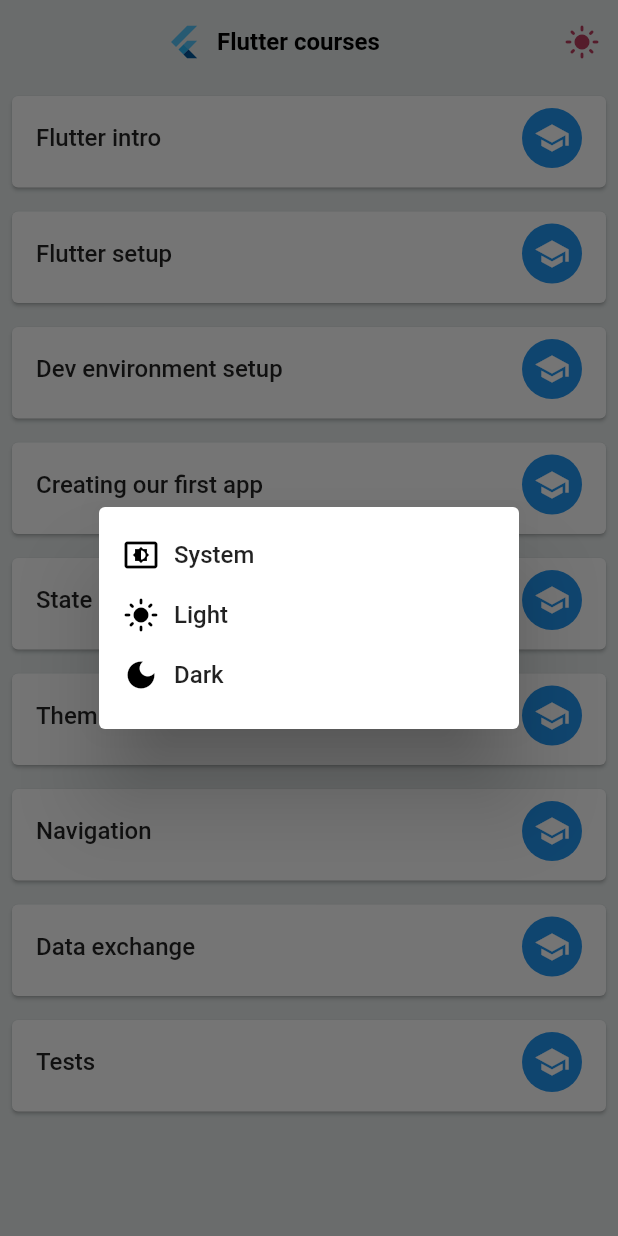
After one commit to orevial/flutter-tips-and-tricks, a Flutter app: the screen it shows after launch, after a tap on the "light mode" icon, on a phone screen of 412 x 824 dp. The commit adds this screen. Run offline on Flutter 3.47's test engine with Material 2 defaults, Android fonts, the phone set to English and light mode, and no system bars; our stand-ins replace flutter_riverpod, shared_preferences.

Commit message:
feat(*): add custom theme

```diff
--- a/lib/course_details.page.dart
+++ b/lib/course_details.page.dart
@@ -74,7 +74,7 @@ class _CourseDetailsPageState extends ConsumerState<CourseDetailsPage> {
         buildPageIndicator(
           currentPage: currentPage,
           totalPages: widget.course.pages.length,
-          primaryColor: Theme.of(context).primaryColor,
+          primaryColor: Theme.of(context).colorScheme.primary,
         ),
         const SizedBox(height: 25),
         Expanded(
--- a/lib/courses.page.dart
+++ b/lib/courses.page.dart
@@ -3,6 +3,7 @@ import 'package:flutter_riverpod/flutter_riverpod.dart';
 import 'package:flutters_tips_and_tricks/course_details.page.dart';
 import 'package:flutters_tips_and_tricks/courses.model.dart';
 import 'package:flutters_tips_and_tricks/main.dart';
+import 'package:flutters_tips_and_tricks/settings_modal.dart';
 import 'package:flutters_tips_and_tricks/utils/courses_utils.dart';
 
 class CoursesPage extends ConsumerWidget {
@@ -26,6 +27,21 @@ class CoursesPage extends ConsumerWidget {
             Text('Flutter courses'),
           ],
         ),
+        actions: [
+          IconButton(
+            icon: const Icon(Icons.light_mode),
+            onPressed: () async {
+              final newTheme = await showDialog(
+                context: context,
+                builder: (context) => const SettingsModal(),
+              ) as ThemeMode?;
+              if (newTheme != null) {
+                ref.read(themeProvider.state).state = newTheme;
+                ref.read(prefsProvider).setString('theme_mode', newTheme.name);
+              }
+            },
+          ),
+        ],
       ),
       body: ListView(
         children: [
--- a/lib/main.dart
+++ b/lib/main.dart
@@ -5,9 +5,16 @@ import 'package:flutter_riverpod/flutter_riverpod.dart';
 import 'package:flutters_tips_and_tricks/course_progress.dart';
 import 'package:flutters_tips_and_tricks/courses.model.dart';
 import 'package:flutters_tips_and_tricks/courses.page.dart';
+import 'package:flutters_tips_and_tricks/settings_modal.dart';
+import 'package:flutters_tips_and_tricks/theme.dart';
 import 'package:shared_preferences/shared_preferences.dart';
 
 late final Provider<SharedPreferences> prefsProvider;
+
+late final themeProvider = StateProvider<ThemeMode>((ref) {
+  final prefs = ref.watch(prefsProvider);
+  return themeModeFromString(prefs.getString('theme_mode'));
+});
 
 late final coursesProgressProvider =
     StateNotifierProvider<CourseProgress, List<UserProgress>>(
@@ -34,16 +41,16 @@ void main() async {
   );
 }
 
-class MyApp extends StatelessWidget {
+class MyApp extends ConsumerWidget {
   const MyApp({Key? key}) : super(key: key);
 
   @override
-  Widget build(BuildContext context) {
+  Widget build(BuildContext context, WidgetRef ref) {
     return MaterialApp(
       title: 'Flutter training',
-      theme: ThemeData(
-        primarySwatch: Colors.blue,
-      ),
+      themeMode: ref.watch(themeProvider.state).state,
+      theme: lightThemeData,
+      darkTheme: darkThemeData,
       home: const CoursesPage(),
     );
   }
--- /dev/null
+++ b/lib/settings_modal.dart
@@ -0,0 +1,65 @@
+import 'package:flutter/material.dart';
+
+extension _ThemeModeUtils on ThemeMode {
+  String get text {
+    switch (this) {
+      case ThemeMode.light:
+        return 'Light';
+      case ThemeMode.dark:
+        return 'Dark';
+      case ThemeMode.system:
+        return 'System';
+    }
+  }
+
+  IconData get icon {
+    switch (this) {
+      case ThemeMode.light:
+        return Icons.light_mode;
+      case ThemeMode.dark:
+        return Icons.dark_mode;
+      case ThemeMode.system:
+        return Icons.settings_brightness;
+    }
+  }
+}
+
+ThemeMode themeModeFromString(String? value) {
+  return ThemeMode.values.firstWhere(
+        (mode) => mode.name == value,
+    orElse: () => ThemeMode.system,
+  );
+}
+
+class SettingsModal extends StatelessWidget {
+  const SettingsModal({Key? key}) : super(key: key);
+
+  @override
+  Widget build(BuildContext context) {
+    return SimpleDialog(
+      children: [
+        for (final mode in ThemeMode.values) _item(context, mode),
+      ],
+    );
+  }
+
+  Widget _item(BuildContext context, ThemeMode mode) {
+    return GestureDetector(
+      onTap: () => Navigator.pop(context, mode),
+      child: Padding(
+        padding: const EdgeInsets.symmetric(horizontal: 16.0, vertical: 8.0),
+        child: Row(
+          children: [
+            Icon(
+              mode.icon,
+            ),
+            const SizedBox(
+              width: 10,
+            ),
+            Text(mode.text),
+          ],
+        ),
+      ),
+    );
+  }
+}
--- /dev/null
+++ b/lib/theme.dart
@@ -0,0 +1,101 @@
+// Copyright 2019 The Flutter team. All rights reserved.
+// Use of this source code is governed by a BSD-style license that can be
+// found in the LICENSE file.
+
+// Original theme can be found here:
+// https://github.com/flutter/gallery/blob/master/lib/themes/gallery_theme_data.dart
+
+import 'package:flutter/material.dart';
+
+const _lightFillColor = Colors.black;
+const _darkFillColor = Colors.white;
+
+final Color _lightFocusColor = Colors.black.withOpacity(0.12);
+final Color _darkFocusColor = Colors.white.withOpacity(0.12);
+
+ThemeData lightThemeData = _themeData(
+  _lightColorScheme,
+  _lightFocusColor,
+);
+ThemeData darkThemeData = _themeData(
+  _darkColorScheme,
+  _darkFocusColor,
+);
+
+ThemeData _themeData(ColorScheme colorScheme, Color focusColor) {
+  return ThemeData(
+    colorScheme: colorScheme,
+    textTheme: _textTheme,
+    // Matches manifest.json colors and background color.
+    primaryColor: const Color(0xFF030303),
+    appBarTheme: AppBarTheme(
+      backgroundColor: colorScheme.background,
+      elevation: 0,
+      iconTheme: IconThemeData(color: colorScheme.primary),
+    ),
+    iconTheme: IconThemeData(color: colorScheme.onPrimary),
+    canvasColor: colorScheme.background,
+    scaffoldBackgroundColor: colorScheme.background,
+    highlightColor: Colors.transparent,
+    focusColor: focusColor,
+    snackBarTheme: SnackBarThemeData(
+      behavior: SnackBarBehavior.floating,
+      backgroundColor: Color.alphaBlend(
+        _lightFillColor.withOpacity(0.80),
+        _darkFillColor,
+      ),
+      contentTextStyle: _textTheme.subtitle1!.apply(color: _darkFillColor),
+    ),
+  );
+}
+
+const ColorScheme _lightColorScheme = ColorScheme(
+  primary: Color(0xFFB93C5D),
+  primaryVariant: Color(0xFF117378),
+  secondary: Color(0xFFEFF3F3),
+  secondaryVariant: Color(0xFFFAFBFB),
+  background: Color(0xFFE6EBEB),
+  surface: Color(0xFFFAFBFB),
+  onBackground: Colors.white,
+  error: _lightFillColor,
+  onError: _lightFillColor,
+  onPrimary: _lightFillColor,
+  onSecondary: Color(0xFF322942),
+  onSurface: Color(0xFF241E30),
+  brightness: Brightness.light,
+);
+
+const ColorScheme _darkColorScheme = ColorScheme(
+  primary: Color(0xFFFF8383),
+  primaryVariant: Color(0xFF1CDEC9),
+  secondary: Color(0xFF4D1F7C),
+  secondaryVariant: Color(0xFF451B6F),
+  background: Color(0xFF241E30),
+  surface: Color(0xFF1F1929),
+  onBackground: Color(0x0DFFFFFF),
+  // White with 0.05 opacity
+  error: _darkFillColor,
+  onError: _darkFillColor,
+  onPrimary: _darkFillColor,
+  onSecondary: _darkFillColor,
+  onSurface: _darkFillColor,
+  brightness: Brightness.dark,
+);
+
+const _regular = FontWeight.w400;
+const _medium = FontWeight.w500;
+const _semiBold = FontWeight.w600;
+const _bold = FontWeight.w700;
+
+const TextTheme _textTheme = TextTheme(
+  headline4: TextStyle(fontWeight: _bold, fontSize: 20.0),
+  caption: TextStyle(fontWeight: _semiBold, fontSize: 16.0),
+  headline5: TextStyle(fontWeight: _medium, fontSize: 16.0),
+  subtitle1: TextStyle(fontWeight: _medium, fontSize: 16.0),
+  overline: TextStyle(fontWeight: _medium, fontSize: 12.0),
+  bodyText1: TextStyle(fontWeight: _regular, fontSize: 14.0),
+  subtitle2: TextStyle(fontWeight: _medium, fontSize: 14.0),
+  bodyText2: TextStyle(fontWeight: _regular, fontSize: 16.0),
+  headline6: TextStyle(fontWeight: _bold, fontSize: 16.0),
+  button: TextStyle(fontWeight: _semiBold, fontSize: 14.0),
+);
```
